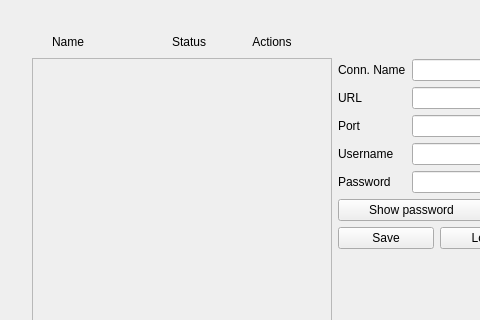
The window that src/ui/mainwindow.ui (JerryAZR/springLogin) describes before a commit, drawn with Qt 5; both pictures show x 0 to 480 and y 0 to 320 of the 670 by 411 pixel window.
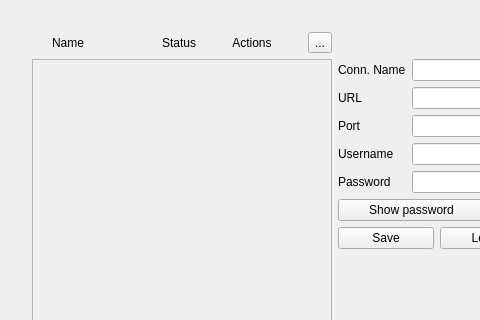
The same window after the commit.

```diff
--- a/src/ui/mainwindow.ui
+++ b/src/ui/mainwindow.ui
@@ -79,7 +79,7 @@
             </property>
             <property name="minimumSize">
              <size>
-              <width>120</width>
+              <width>100</width>
               <height>0</height>
              </size>
             </property>
@@ -91,6 +91,13 @@
             </property>
            </widget>
           </item>
+          <item>
+           <widget class="QToolButton" name="addBtn">
+            <property name="text">
+             <string>...</string>
+            </property>
+           </widget>
+          </item>
          </layout>
         </item>
         <item>
@@ -116,7 +123,7 @@
              <x>0</x>
              <y>0</y>
              <width>298</width>
-             <height>285</height>
+             <height>279</height>
             </rect>
            </property>
            <layout class="QVBoxLayout" name="verticalLayout_4">
```
